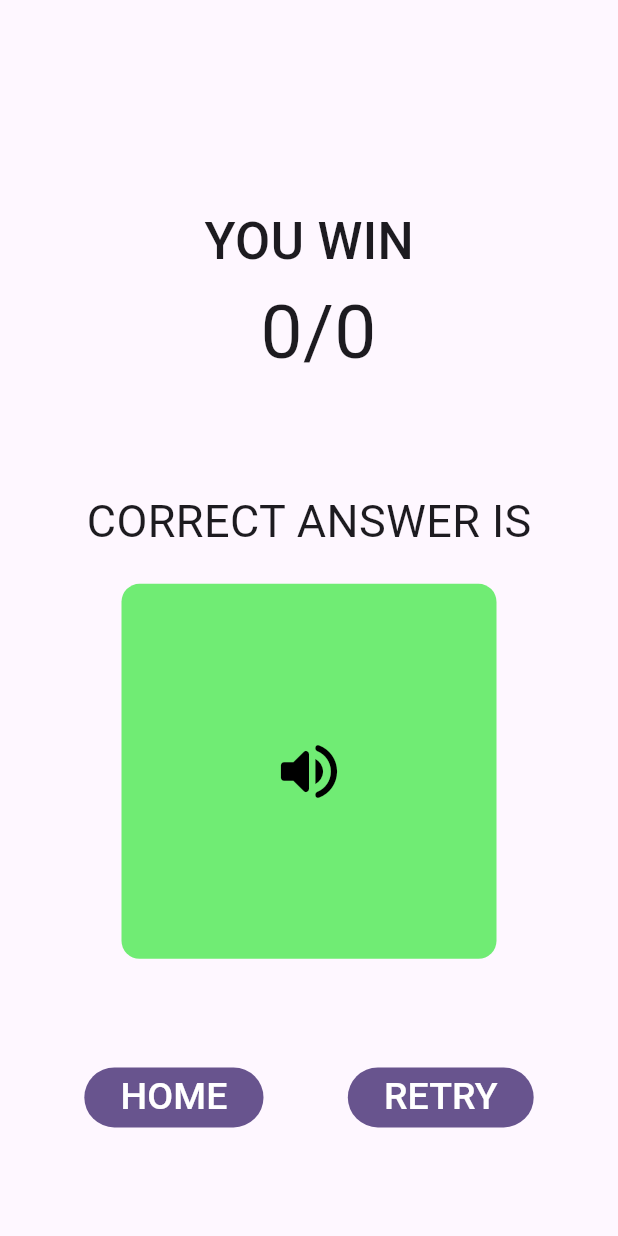
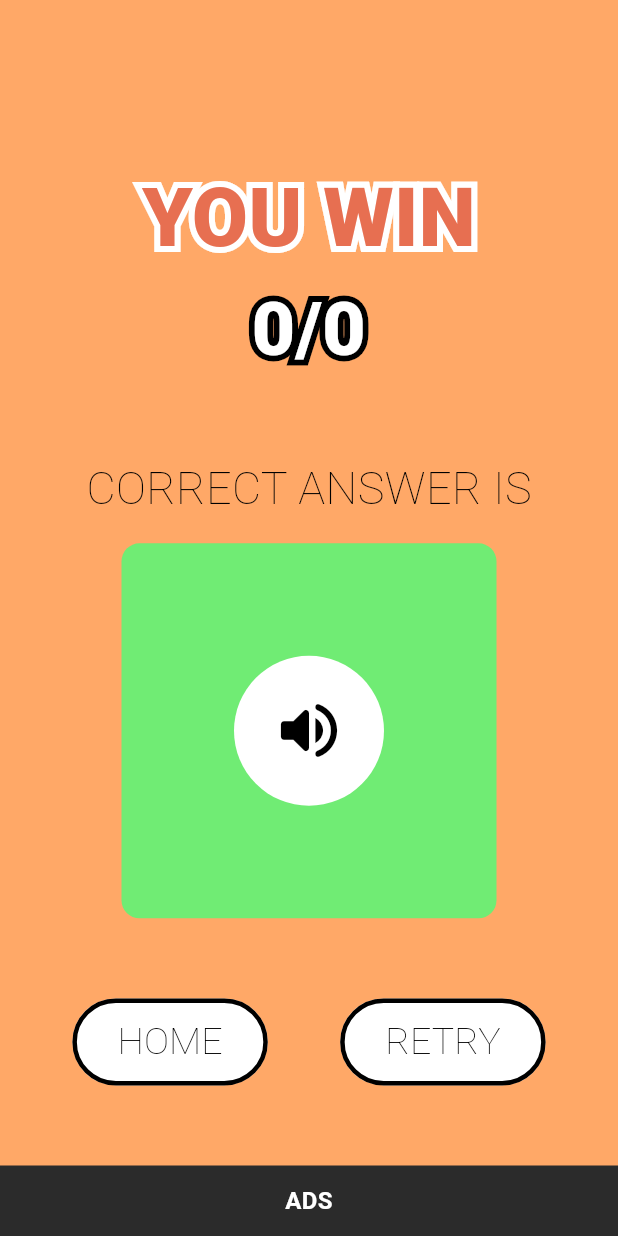
Before and after one commit to koonpoych2/Italian-Brainrot-Fun-Game-Quiz, a Flutter app: the ResultScreen screen opened directly with empty values, on a phone screen of 412 x 824 dp. Run offline on Flutter 3.47's test engine with Material 3 defaults, Android fonts, the phone set to English and light mode, and no system bars; our stand-ins replace audioplayers, flutter_svg, google_fonts; missing offline and left inert: dart:ffi.

Commit message:
add style

```diff
--- /dev/null
+++ b/lib/components/text_show.dart
@@ -0,0 +1,54 @@
+import 'package:brainrot_quiz/screens/result_page/result_screen.dart';
+import 'package:flutter/material.dart';
+import 'package:google_fonts/google_fonts.dart';
+
+class TextShow extends StatelessWidget {
+  final String title;
+  final double mainTextSize;
+  final Color backgroundColor;
+  final Color mainbackgroundColor;
+
+  const TextShow({
+    super.key,
+    required this.backgroundColor,
+    required this.title,
+    required this.mainTextSize,
+    required this.mainbackgroundColor,
+  });
+
+
+  @override
+  Widget build(BuildContext context) {
+    return Stack(
+      alignment: Alignment.center,
+      children: [
+        // Outline/stroke layer
+        Text(
+          title,
+          textAlign: TextAlign.center,
+          style: GoogleFonts.luckiestGuy(
+            fontSize: mainTextSize,
+            fontWeight: FontWeight.w900,
+            // height: 1.1,
+            foreground: Paint()
+              ..style = PaintingStyle.stroke
+              ..strokeWidth = 8
+              ..color = backgroundColor,
+            // ..color = Colors.black.withOpacity(0.3),
+          ),
+        ),
+        // Fill layer
+        Text(
+          title,
+          textAlign: TextAlign.center,
+          style: GoogleFonts.luckiestGuy(
+            fontSize: mainTextSize,
+            fontWeight: FontWeight.w900,
+            color: mainbackgroundColor,
+            // height: 1.1,
+          ),
+        ),
+      ],
+    );
+  }
+}
--- a/lib/screens/quiz_img_page/components/answerCard.dart
+++ b/lib/screens/quiz_img_page/components/answerCard.dart
@@ -1,3 +1,4 @@
+import 'package:brainrot_quiz/components/text_show.dart';
 import 'package:brainrot_quiz/constants.dart';
 import 'package:flutter/material.dart';
 
@@ -20,10 +21,18 @@ class Answercard extends StatelessWidget {
   final int correctAnswerIndex;
 
 
+
   @override
   Widget build(BuildContext context) {
     bool isCorrectAnswer = correctAnswerIndex == currentAnswerIndex;
     bool isSelectThisAnswer = currentAnswerIndex == selectAnswerIndex;
+
+    final Map<int, Color> colorMap = {
+      0: const Color.fromARGB(255, 115, 83, 242),
+      1: const Color.fromARGB(255, 25, 167, 77),
+      2: const Color.fromARGB(233, 243, 145, 32),
+      3: const Color.fromARGB(255, 80, 154, 250),
+    };
 
     return Padding(
       padding: const EdgeInsets.symmetric(horizontal: 20, vertical: 10),
@@ -44,10 +53,14 @@ class Answercard extends StatelessWidget {
                   ["image-sound"].contains(questionOptionType)
                   ?
                   Align(
-                    child:Icon(
-                      Icons.volume_up_rounded,
-                      color: Colors.black,
-                      size: 50
+                    child: CircleAvatar(
+                      radius: 40,
+                      backgroundColor: colorMap[currentAnswerIndex],
+                      child: Icon(
+                        Icons.volume_up_rounded,
+                        color: Colors.black,
+                        size: 50
+                      ),
                     )
                   )
                   : ["sound-image"].contains(questionOptionType)
@@ -56,13 +69,12 @@ class Answercard extends StatelessWidget {
                   )
                   : Align(
                     child:
-                      Text(
-                        questionOption!,
-                        style: const TextStyle(
-                          fontSize: 16,
-                          color: Colors.black
-                        ),
-                      )
+                    TextShow(
+                      title: questionOption!,
+                      backgroundColor: colorMap[currentAnswerIndex]!,
+                      mainTextSize: 20,
+                      mainbackgroundColor: Colors.black,
+                    )
                   ),
                 const SizedBox(height: 10,),
                 if (isSelected)
--- a/lib/screens/quiz_img_page/quiz_img_screen.dart
+++ b/lib/screens/quiz_img_page/quiz_img_screen.dart
@@ -1,6 +1,7 @@
 import 'dart:ui';
 
 import 'package:audioplayers/audioplayers.dart';
+import 'package:brainrot_quiz/components/text_show.dart';
 import 'package:brainrot_quiz/constants.dart';
 import 'package:brainrot_quiz/models/quize.dart';
 import 'package:brainrot_quiz/models/quize_img_data.dart';
@@ -326,7 +327,12 @@ class _QuizImgScreenState extends State<QuizImgScreen> {
                         onPressed: () {
                           submitAnswer();
                         },
-                        child: const Text("OK", style: TextStyle(fontSize: 25)),
+                        child: TextShow(
+                          title: 'OK',
+                          backgroundColor: Colors.black,
+                          mainTextSize: 20,
+                          mainbackgroundColor: Color.fromARGB(255, 255, 255, 255),
+                        ),
                       ),
                     ),
                   ),
--- a/lib/screens/result_page/result_screen.dart
+++ b/lib/screens/result_page/result_screen.dart
@@ -1,30 +1,30 @@
 import 'dart:ffi';
 import 'package:audioplayers/audioplayers.dart';
+import 'package:brainrot_quiz/components/text_show.dart';
+import 'package:brainrot_quiz/home_screen.dart';
 import 'package:brainrot_quiz/screens/quiz_img_page/quiz_img_screen.dart';
 import 'package:flutter_svg/flutter_svg.dart';
 import 'package:flutter/material.dart';
+import 'package:google_fonts/google_fonts.dart';
 
 class ResultScreen extends StatefulWidget {
-
   final String correctAnswer;
   final String correctAnswerType;
   final int score;
   final int maxScore;
-
 
   const ResultScreen({
     super.key,
     required this.correctAnswer,
     required this.score,
     required this.correctAnswerType,
-    required this.maxScore
+    required this.maxScore,
   });
   @override
   State<ResultScreen> createState() => _ResultScreenState();
 }
 
 class _ResultScreenState extends State<ResultScreen> {
-
   late final AudioPlayer _player;
 
   @override
@@ -42,28 +42,34 @@ class _ResultScreenState extends State<ResultScreen> {
 
   @override
   Widget build(BuildContext context) {
-
     bool isclear = widget.maxScore == widget.score;
 
     return Scaffold(
-      body: Column(
+      backgroundColor: const Color(0xFFFFA867),
+      body: SafeArea(
+        child: Column(
           mainAxisAlignment: MainAxisAlignment.spaceEvenly,
           children: [
             const SizedBox(width: 1000),
             Column(
               children: [
-              Text(
-                isclear
-                ? 'YOU WIN'
-                : 'YOU LOSE',
-                style: TextStyle(
-                  fontSize: 34,
-                  fontWeight: FontWeight.w500
+                Stack(
+                  children: [
+                    // Outline/stroke layer
+                    TextShow(
+                      title: isclear ? 'YOU WIN' : 'YOU LOSE',
+                      backgroundColor: Colors.white,
+                      mainTextSize: 54,
+                      mainbackgroundColor: Color(0xFFE76F51),
                     ),
+                  ],
                 ),
-              Text(
-                ' ${widget.score.toString()}/${widget.maxScore}',
-                style: const TextStyle(fontSize: 50),
+
+                TextShow(
+                  title: '${widget.score.toString()}/${widget.maxScore}',
+                  backgroundColor: Colors.black,
+                  mainTextSize: 50,
+                  mainbackgroundColor: Color.fromARGB(255, 255, 255, 255),
                 ),
               ],
             ),
@@ -72,8 +78,14 @@ class _ResultScreenState extends State<ResultScreen> {
               children: [
                 Text(
                   'CORRECT ANSWER IS',
-                style: const TextStyle(fontSize: 30),
+                  style: GoogleFonts.luckiestGuy(
+                    fontSize: 30,
+                    fontWeight: FontWeight.w200,
+                    color: Colors.black,
+                    height: 1.1,
                   ),
+                ),
+
                 const SizedBox(height: 20),
                 Stack(
                   alignment: Alignment.center,
@@ -83,63 +95,140 @@ class _ResultScreenState extends State<ResultScreen> {
                       width: 250,
                       child: Container(
                         decoration: BoxDecoration(
-                      color: const Color.fromARGB(255, 112, 236, 116), // สีพื้นหลัง
-                      borderRadius: BorderRadius.circular(12), // มุมโค้ง 12px (ปรับได้)
+                          color: const Color.fromARGB(
+                            255,
+                            112,
+                            236,
+                            116,
+                          ), // สีพื้นหลัง
+                          borderRadius: BorderRadius.circular(
+                            12,
+                          ), // มุมโค้ง 12px (ปรับได้)
                         ),
                       ),
                     ),
 
                     widget.correctAnswerType == "image"
-                ?
-                SizedBox(
+                        ? SizedBox(
                             height: 250,
                             width: 250,
-                  child:
-                    Image.asset("assets/${widget.correctAnswerType}")
+                            child: Image.asset(
+                              "assets/${widget.correctAnswerType}",
+                            ),
                           )
-                :
-                widget.correctAnswerType == "text"
-                ? Text("${widget.correctAnswer}", style: TextStyle(fontSize: 25))
-                :
-                GestureDetector(
+                        : widget.correctAnswerType == "text"
+                        ? SizedBox(
+                          width: 250,
+                          child: Center(
+                            child: TextShow(
+                                title: '${widget.correctAnswer}',
+                                backgroundColor: Colors.black,
+                                mainTextSize: 30,
+                                mainbackgroundColor: Color.fromARGB(255, 255, 255, 255),
+                              ),
+                          ),
+                        )
+                        : GestureDetector(
                             onTap: () async {
                               await _player.stop();
-                      await _player.play(AssetSource(widget.correctAnswer));
+                              await _player.play(
+                                AssetSource(widget.correctAnswer),
+                              );
                             },
+                            child: CircleAvatar(
+                              radius: 50,
+                              backgroundColor: Colors.white,
                               child: Align(
-                        child:Icon(
+                                child: Icon(
                                   Icons.volume_up_rounded,
                                   color: Colors.black,
-                          size: 50
-                        )
+                                  size: 50,
                                 ),
-                  )
+                              ),
+                            ),
+                          ),
                     // Text("${widget.correctAnswer}", style: TextStyle(fontSize: 25))
                   ],
-            )
+                ),
               ],
             ),
+
             Row(
               mainAxisAlignment: MainAxisAlignment.spaceEvenly,
               children: [
                 FilledButton(
-                  child: const Text("HOME", style: TextStyle(fontSize: 25)),
-                  onPressed: () {},
+                  style: FilledButton.styleFrom(
+                    backgroundColor: Colors.white,
+                    foregroundColor: Colors.black,
+                    side: const BorderSide(color: Colors.black, width: 3),
+                    padding: const EdgeInsets.symmetric(
+                      horizontal: 30,
+                      vertical: 15,
                     ),
-                FilledButton(
-                  child: const Text("RETRY", style: TextStyle(fontSize: 25)),
+                  ),
+                  child: Text(
+                    'HOME',
+                    style: GoogleFonts.luckiestGuy(
+                      fontSize: 25,
+                      fontWeight: FontWeight.w200,
+                      color: Colors.black,
+                      height: 1.1,
+                    ),
+                  ),
                   onPressed: () {
                     Navigator.pushReplacement(
                       context,
-                      MaterialPageRoute(
-                        builder: (_) => QuizImgScreen()
-                        )
+                      MaterialPageRoute(builder: (_) => HomeScreen()),
+                    );
+                  },
+                ),
+                FilledButton(
+                  style: FilledButton.styleFrom(
+                    backgroundColor: Colors.white,
+                    foregroundColor: Colors.black,
+                    side: const BorderSide(color: Colors.black, width: 3),
+                    padding: const EdgeInsets.symmetric(
+                      horizontal: 30,
+                      vertical: 15,
+                    ),
+                  ),
+                  child: Text(
+                    'RETRY',
+                    style: GoogleFonts.luckiestGuy(
+                      fontSize: 25,
+                      fontWeight: FontWeight.w200,
+                      color: Colors.black,
+                      height: 1.1,
+                    ),
+                  ),
+                  onPressed: () {
+                    Navigator.pushReplacement(
+                      context,
+                      MaterialPageRoute(builder: (_) => QuizImgScreen()),
                     );
                   },
                 ),
               ],
-            )
+            ),
           ],
+        ),
+      ),
+
+      bottomNavigationBar: Container(
+        color: const Color(0xFF2B2B2B),
+        padding: EdgeInsets.only(
+          top: 12,
+          bottom: MediaQuery.of(context).padding.bottom + 12,
+        ),
+        child: const Text(
+          'ADS',
+          textAlign: TextAlign.center,
+          style: TextStyle(
+            color: Colors.white,
+            fontSize: 16,
+            fontWeight: FontWeight.bold,
+          ),
+        ),
       ),
     );
   }
```
Lines whose indentation alone changed are shown as unchanged.
